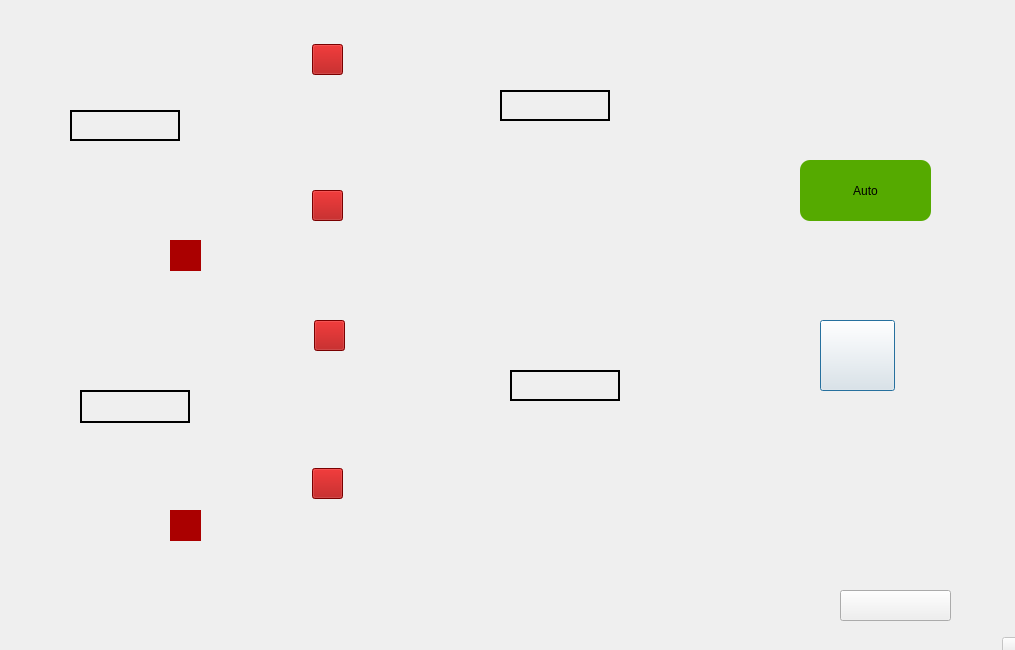
The window that spk_307.ui (rpopov94/pk_307r_vacuum) describes before a commit, drawn with Qt 5.
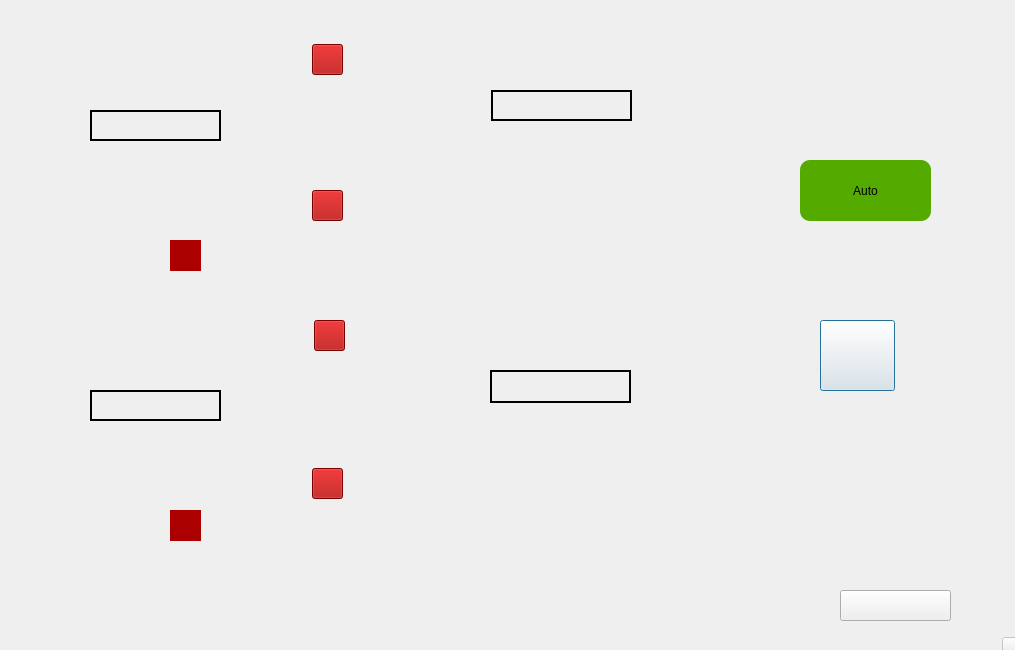
The same window after the commit. Icons and pictures are not drawn.

The edit to the form file:
```diff
--- a/spk_307.ui
+++ b/spk_307.ui
@@ -325,9 +325,9 @@
   <widget class="QLabel" name="pr_1">
    <property name="geometry">
     <rect>
-     <x>500</x>
+     <x>491</x>
      <y>90</y>
-     <width>110</width>
+     <width>141</width>
      <height>31</height>
     </rect>
    </property>
@@ -344,9 +344,9 @@
   <widget class="QLabel" name="pr_2">
    <property name="geometry">
     <rect>
-     <x>70</x>
+     <x>90</x>
      <y>110</y>
-     <width>110</width>
+     <width>131</width>
      <height>31</height>
     </rect>
    </property>
@@ -363,28 +363,28 @@
   <widget class="QLabel" name="pr_3">
    <property name="geometry">
     <rect>
-     <x>510</x>
-     <y>370</y>
-     <width>110</width>
-     <height>31</height>
-    </rect>
-   </property>
-   <property name="styleSheet">
-    <string notr="true">border-style: solid;
-border-width: 1.5px; 
-border-color: black;
-</string>
-   </property>
-   <property name="text">
-    <string/>
-   </property>
-  </widget>
-  <widget class="QLabel" name="pr_4">
-   <property name="geometry">
-    <rect>
-     <x>80</x>
+     <x>90</x>
      <y>390</y>
-     <width>110</width>
+     <width>131</width>
+     <height>31</height>
+    </rect>
+   </property>
+   <property name="styleSheet">
+    <string notr="true">border-style: solid;
+border-width: 1.5px; 
+border-color: black;
+</string>
+   </property>
+   <property name="text">
+    <string/>
+   </property>
+  </widget>
+  <widget class="QLabel" name="pr_4">
+   <property name="geometry">
+    <rect>
+     <x>490</x>
+     <y>370</y>
+     <width>141</width>
      <height>33</height>
     </rect>
    </property>
```
Left out of the diff: 32 changed lines with no effect on the pictures.
